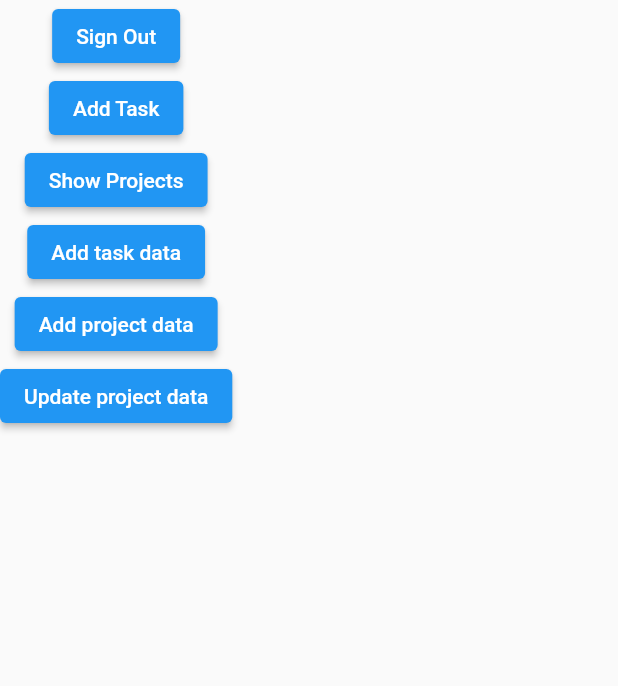
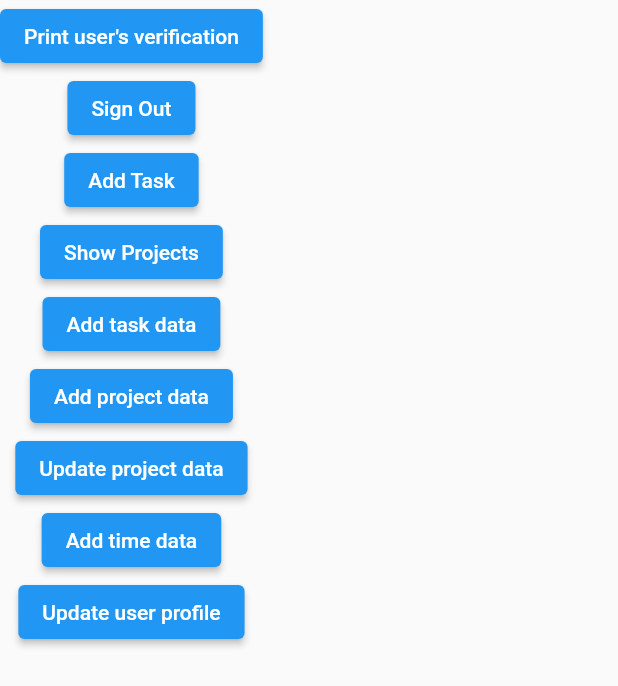
Before and after one commit to Z-inator/productivity_app, a Flutter app: the screen it shows once a user with an empty profile is signed in, after a tap on "Sign Out", on a phone screen of 412 x 824 dp. Shown: the top 686 px of the screen. Run offline on Flutter 3.47's test engine with Material 2 defaults, Android fonts, the phone set to English and light mode, and no system bars; our stand-ins replace cloud_firestore, firebase_auth, firebase_core, fl_chart, flutter_animation_progress_bar, google_sign_in and 1 more; accounts and stored records are empty; network calls fail.

```diff
--- a/lib/main.dart
+++ b/lib/main.dart
@@ -35,12 +35,12 @@ class _ProductivityAppState extends State<ProductivityApp> {
   void initializeFlutterFire() async {
     try {
       await Firebase.initializeApp();
-      String host = defaultTargetPlatform == TargetPlatform.android
-          ? '10.0.2.2:8000'
-          : 'localHost:8080';
-      FirebaseFirestore.instance.settings =
-          Settings(host: host, sslEnabled: false);
-      FirebaseAuth.instance.useEmulator('http://localhost:9099');
+      // String host = defaultTargetPlatform == TargetPlatform.android
+      //     ? '10.0.2.2:8000'
+      //     : 'localHost:8080';
+      // FirebaseFirestore.instance.settings =
+      //     Settings(host: host, sslEnabled: false);
+      // FirebaseAuth.instance.useEmulator('http://localhost:9099');
       setState(() {
         _initialized = true;
       });
@@ -52,17 +52,16 @@ class _ProductivityAppState extends State<ProductivityApp> {
   @override
   void initState() {
     initializeFlutterFire();
-
     super.initState();
   }
 
   @override
   Widget build(BuildContext context) {
     if (_error) {
-      return Text('Something went wrong');
+      return Container(child: Text('Something went wrong'));
     }
     if (!_initialized) {
-      return Text('Loading');
+      return Container(child: Text('Loading'));
     }
     return StreamProvider<User>.value(
       value: AuthService().user,
--- a/lib/screens/authentification/wrapper.dart
+++ b/lib/screens/authentification/wrapper.dart
@@ -7,7 +7,7 @@ import 'package:productivity_app/screens/test_screen.dart';
 class Wrapper extends StatelessWidget {
   @override
   Widget build(BuildContext context) {
-    final user = Provider.of<User>(context);
+    final User user = Provider.of<User>(context);
     if (user == null) {
       return Column(
         mainAxisAlignment: MainAxisAlignment.center,
@@ -15,18 +15,24 @@ class Wrapper extends StatelessWidget {
           ElevatedButton(
             onPressed: () {
               AuthService().signInWithEmailAndPassword(
-                  'someone@gmail.com', 'testing123456');
+                  'vihihal371@lidte.com', 'testing123456');
             },
             child: Text('Sign In')),
           ElevatedButton(
             onPressed: () {
-              AuthService().registerWithEmailAndPassword('someone@gmail.com', 'testing123456');
+              AuthService().registerWithEmailAndPassword('vihihal371@lidte.com', 'testing123456');
             },
             child: Text('Register'),
           )
         ]
       );
     }
+    if (!user.emailVerified) {
+      user.sendEmailVerification();
+      // var actionCodeSettings = ActionCodeSettings(   // TODO: add email verification redirect to app
+      //   url: 'https://www.'
+      // )
+    }
     return TestScreen();
   }
 }
--- a/lib/screens/test_screen.dart
+++ b/lib/screens/test_screen.dart
@@ -31,6 +31,11 @@ class _TestScreenState extends State<TestScreen> {
             child: Scaffold(
       body: Column(
         children: [
+          ElevatedButton(
+              onPressed: () {
+                print(user.emailVerified);
+              },
+              child: Text('Print user\'s verification')),
           ElevatedButton(
               onPressed: () {
                 AuthService()
@@ -78,7 +83,7 @@ class _TestScreenState extends State<TestScreen> {
                 return showModalBottomSheet(
                     context: context,
                     builder: (BuildContext context) {
-                      return ProjectStreamTest();
+                      return ProjectStream();
                     });
               },
               child: Text('Show Projects')),
@@ -119,6 +124,22 @@ class _TestScreenState extends State<TestScreen> {
                 ProjectToFirebase(user: user).updateProjectData();
               },
               child: Text('Update project data')),
+          ElevatedButton(
+              onPressed: () {
+                TimeToFirebase(user: user).uploadExampleData();
+              },
+              child: Text('Add time data')),
+          ElevatedButton(
+              onPressed: () {
+                FirebaseFirestore.instance
+                    .collection('users')
+                    .doc(user.uid)
+                    .update({
+                      'firstName': 'Butt',
+                      'lastName': 'Face',
+                    });
+              },
+              child: Text('Update user profile')),
         ],
       ),
     )));
@@ -251,8 +272,11 @@ class _AddTaskState extends State<AddTask> {
                 taskID = {addedTask.id.toString(): _taskName};
                 ProjectService(user: user).updateProject(
                     projectID: _projectID,
-                    updateData: {'taskList': taskID});    // TODO: add task to project array list
-                Navigator.pop(context);                   // TODO: change list of task for that project to pop up a modal rather than expansionList - expansion panel is for additional details not a hidden list
+                    updateData: {
+                      'taskList': taskID
+                    }); // TODO: add task to project array list
+                Navigator.pop(
+                    context); // TODO: change list of task for that project to pop up a modal rather than expansionList - expansion panel is for additional details not a hidden list
               }
             },
             child: Text('Submit'),
```
Also changed, not shown: lib/services/authentification_data.dart (+23 -10 lines), lib/services/projects_data.dart (+99 -143 lines).
